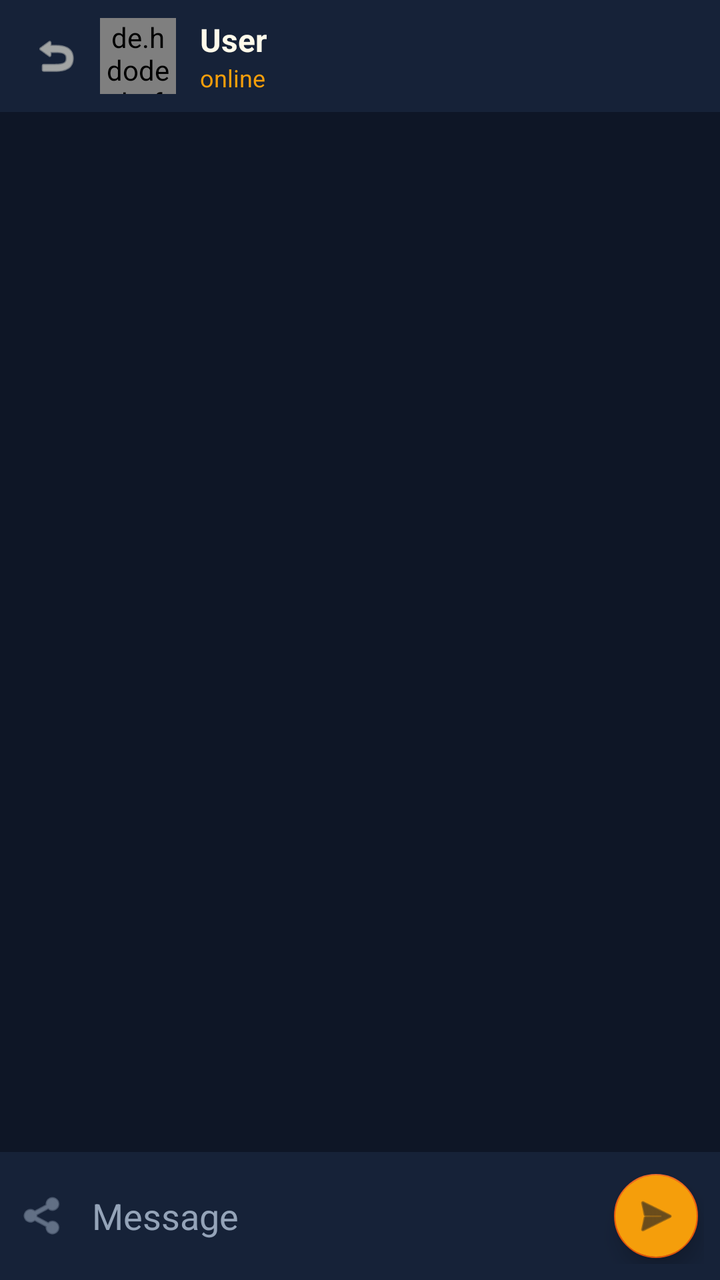
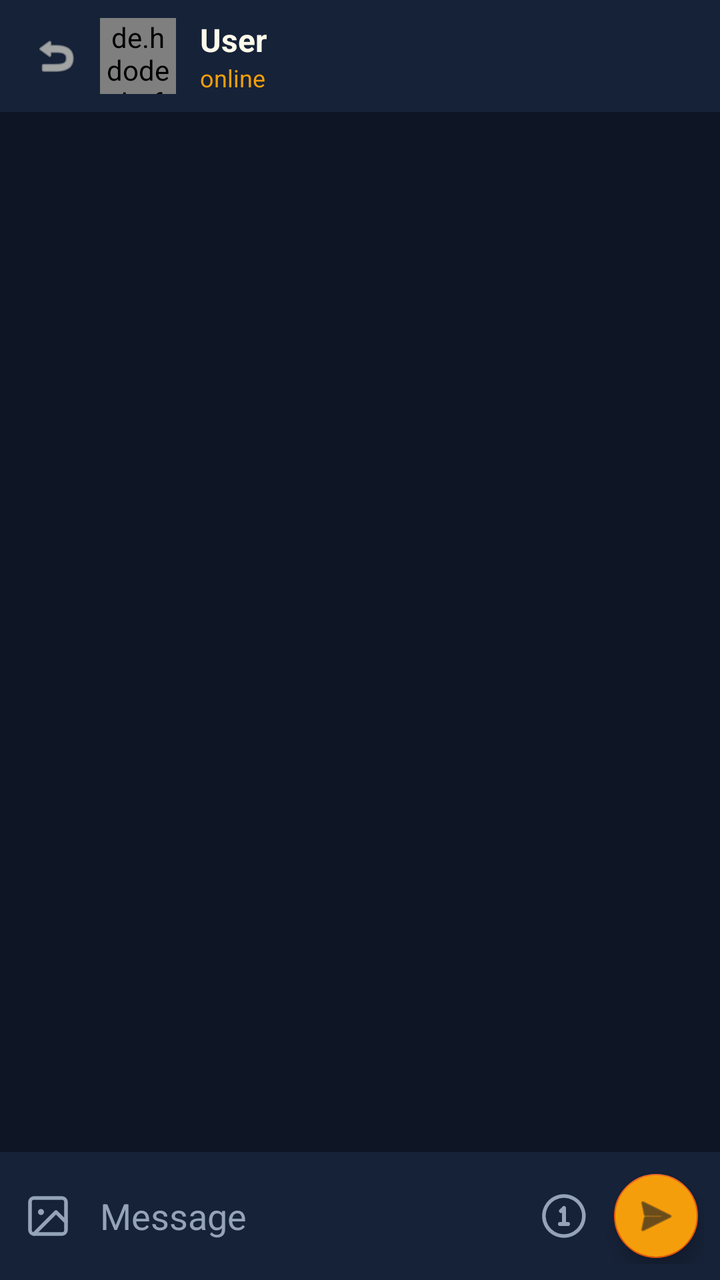

Compare the two renders of this Android layout. The source of the first and the diff that turns it into the second are given below.
<!-- AndroidManifest.xml: application theme Theme.HorizonChat -->
<!-- res/layout/activity_chat.xml -->
<?xml version="1.0" encoding="utf-8"?>
<androidx.constraintlayout.widget.ConstraintLayout xmlns:android="http://schemas.android.com/apk/res/android"
    xmlns:app="http://schemas.android.com/apk/res-auto"
    android:layout_width="match_parent"
    android:layout_height="match_parent"
    android:background="@color/bg_base">

    
    <androidx.appcompat.widget.Toolbar
        android:id="@+id/chatToolbar"
        android:layout_width="0dp"
        android:layout_height="?attr/actionBarSize"
        android:background="@color/surface"
        app:layout_constraintTop_toTopOf="parent"
        app:layout_constraintStart_toStartOf="parent"
        app:layout_constraintEnd_toEndOf="parent">

        <LinearLayout
            android:layout_width="match_parent"
            android:layout_height="match_parent"
            android:gravity="center_vertical"
            android:orientation="horizontal">

            <ImageView
                android:id="@+id/btnBack"
                android:layout_width="24dp"
                android:layout_height="24dp"
                android:src="@android:drawable/ic_menu_revert"
                app:tint="@color/text_primary" />

            <de.hdodenhof.circleimageview.CircleImageView
                android:id="@+id/ivRecipientAvatar"
                android:layout_width="38dp"
                android:layout_height="38dp"
                android:layout_marginStart="10dp"
                android:src="@android:drawable/sym_def_app_icon" />

            <LinearLayout
                android:layout_width="wrap_content"
                android:layout_height="wrap_content"
                android:layout_marginStart="12dp"
                android:orientation="vertical">

                <TextView
                    android:id="@+id/tvRecipientName"
                    android:layout_width="wrap_content"
                    android:layout_height="wrap_content"
                    android:text="User"
                    android:textColor="@color/text_primary"
                    android:textSize="16sp"
                    android:textStyle="bold" />

                <TextView
                    android:id="@+id/tvPresence"
                    android:layout_width="wrap_content"
                    android:layout_height="wrap_content"
                    android:text="online"
                    android:textColor="@color/accent_amber"
                    android:textSize="12sp" />

            </LinearLayout>

        </LinearLayout>

    </androidx.appcompat.widget.Toolbar>

    
    <androidx.recyclerview.widget.RecyclerView
        android:id="@+id/rvChatMessages"
        android:layout_width="0dp"
        android:layout_height="0dp"
        android:padding="8dp"
        android:clipToPadding="false"
        app:stackFromEnd="true"
        app:layout_constraintTop_toBottomOf="@id/chatToolbar"
        app:layout_constraintBottom_toTopOf="@id/dockContainer"
        app:layout_constraintStart_toStartOf="parent"
        app:layout_constraintEnd_toEndOf="parent" />

    
    <LinearLayout
        android:id="@+id/dockContainer"
        android:layout_width="0dp"
        android:layout_height="wrap_content"
        android:background="@color/surface"
        android:padding="8dp"
        android:gravity="center_vertical"
        android:orientation="horizontal"
        app:layout_constraintBottom_toBottomOf="parent"
        app:layout_constraintStart_toStartOf="parent"
        app:layout_constraintEnd_toEndOf="parent">

        <ImageView
            android:id="@+id/btnAttachment"
            android:layout_width="28dp"
            android:layout_height="28dp"
            android:src="@android:drawable/ic_menu_share"
            app:tint="@color/text_muted"
            android:padding="2dp" />

        <EditText
            android:id="@+id/etMessage"
            android:layout_width="0dp"
            android:layout_height="wrap_content"
            android:layout_weight="1"
            android:background="@null"
            android:hint="Message"
            android:textColor="@color/text_primary"
            android:textColorHint="@color/text_muted"
            android:paddingHorizontal="10dp"
            android:maxLines="4" />

        <com.google.android.material.floatingactionbutton.FloatingActionButton
            android:id="@+id/btnSend"
            android:layout_width="wrap_content"
            android:layout_height="wrap_content"
            android:backgroundTint="@color/accent_amber"
            app:fabCustomSize="42dp"
            app:tint="@color/bg_base"
            android:src="@android:drawable/ic_menu_send" />

    </LinearLayout>

</androidx.constraintlayout.widget.ConstraintLayout>
<!-- resources referenced by this layout -->
<resources>
  <color name="accent_amber">#F59E0B</color>
  <color name="bg_base">#0E1626</color>
  <color name="surface">#162238</color>
  <color name="text_muted">#94A3B8</color>
  <color name="text_primary">#FFFBEB</color>
  <style name="Theme.HorizonChat" parent="Theme.MaterialComponents.DayNight.NoActionBar">
          <item name="colorPrimary">@color/accent_amber</item>
          <item name="colorPrimaryVariant">@color/surface</item>
          <item name="colorOnPrimary">@color/bg_base</item>
          <item name="colorSecondary">@color/bubble_sent</item>
          <item name="colorSecondaryVariant">@color/accent_glow</item>
          <item name="colorOnSecondary">@color/text_primary</item>
          <item name="android:statusBarColor">@color/surface</item>
          <item name="android:navigationBarColor">@color/surface</item>
          <item name="android:windowBackground">@color/bg_base</item>
      </style>
  <color name="bubble_sent">#EA580C</color>
  <color name="accent_glow">#FBBF24</color>
</resources>

<!-- the commit's change to res/layout/activity_chat.xml (unified diff, before → after) -->
@@ -92,11 +92,13 @@
 
         <ImageView
             android:id="@+id/btnAttachment"
-            android:layout_width="28dp"
-            android:layout_height="28dp"
-            android:src="@android:drawable/ic_menu_share"
+            android:layout_width="32dp"
+            android:layout_height="32dp"
+            android:src="@drawable/ic_attach_gallery"
             app:tint="@color/text_muted"
-            android:padding="2dp" />
+            android:padding="4dp"
+            android:clickable="true"
+            android:focusable="true" />
 
         <EditText
             android:id="@+id/etMessage"
@@ -110,6 +112,18 @@
             android:paddingHorizontal="10dp"
             android:maxLines="4" />
 
+        
+        <ImageView
+            android:id="@+id/btnViewOnceToggle"
+            android:layout_width="32dp"
+            android:layout_height="32dp"
+            android:layout_marginEnd="6dp"
+            android:src="@drawable/ic_view_once"
+            app:tint="@color/text_muted"
+            android:padding="4dp"
+            android:clickable="true"
+            android:focusable="true" />
+
         <com.google.android.material.floatingactionbutton.FloatingActionButton
             android:id="@+id/btnSend"
             android:layout_width="wrap_content"
<!-- resource entries referenced after the edit -->
@@ -5,6 +5,48 @@
   <color name="surface">#162238</color>
   <color name="text_muted">#94A3B8</color>
   <color name="text_primary">#FFFBEB</color>
+  <!-- drawable ic_attach_gallery (drawable) -->
+  <vector xmlns:android="http://schemas.android.com/apk/res/android"
+      android:width="24dp"
+      android:height="24dp"
+      android:viewportWidth="24"
+      android:viewportHeight="24">
+      <path
+          android:strokeColor="#EA580C"
+          android:strokeWidth="1.8"
+          android:strokeLineCap="round"
+          android:strokeLineJoin="round"
+          android:pathData="M3,5 A2,2 0 0,1 5,3 L19,3 A2,2 0 0,1 21,5 L21,19 A2,2 0 0,1 19,21 L5,21 A2,2 0 0,1 3,19 Z" />
+      <path
+          android:fillColor="#EA580C"
+          android:pathData="M8.5,8.5 A1.5,1.5 0 1,1 8.49,8.5 Z" />
+      <path
+          android:strokeColor="#EA580C"
+          android:strokeWidth="1.8"
+          android:strokeLineCap="round"
+          android:strokeLineJoin="round"
+          android:pathData="M21,15 L16,10 L5,21" />
+  </vector>
+  <!-- drawable ic_view_once (drawable) -->
+  <vector xmlns:android="http://schemas.android.com/apk/res/android"
+      android:width="20dp"
+      android:height="20dp"
+      android:viewportWidth="24"
+      android:viewportHeight="24">
+      
+      <path
+          android:strokeColor="#F59E0B"
+          android:strokeWidth="1.8"
+          android:strokeLineCap="round"
+          android:pathData="M12,2 A10,10 0 1,1 11.9,2 Z" />
+      
+      <path
+          android:strokeColor="#F59E0B"
+          android:strokeWidth="2.0"
+          android:strokeLineCap="round"
+          android:strokeLineJoin="round"
+          android:pathData="M10.5,9.5 L12,8 L12,16 M10,16 L14,16" />
+  </vector>
   <style name="Theme.HorizonChat" parent="Theme.MaterialComponents.DayNight.NoActionBar">
           <item name="colorPrimary">@color/accent_amber</item>
           <item name="colorPrimaryVariant">@color/surface</item>
